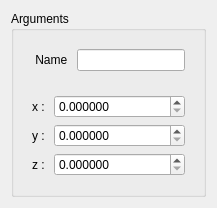
Qt form src/HEXABLOCKGUI/Vertex_QTD.ui (SalomePlatform/hexablock) before a commit.
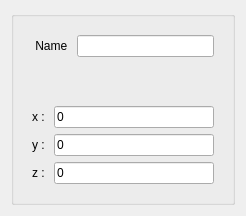
The same form after that commit.

```diff
--- a/src/HEXABLOCKGUI/Vertex_QTD.ui
+++ b/src/HEXABLOCKGUI/Vertex_QTD.ui
@@ -6,8 +6,8 @@
    <rect>
     <x>0</x>
     <y>0</y>
-    <width>210</width>
-    <height>202</height>
+    <width>246</width>
+    <height>216</height>
    </rect>
   </property>
   <property name="sizePolicy">
@@ -35,7 +35,7 @@
    <item>
     <widget class="QGroupBox" name="groupBox">
      <property name="title">
-      <string>Arguments</string>
+      <string/>
      </property>
      <layout class="QVBoxLayout" name="verticalLayout_2">
       <item>
@@ -86,22 +86,6 @@
            </property>
           </widget>
          </item>
-         <item row="0" column="1">
-          <widget class="QDoubleSpinBox" name="x_spb">
-           <property name="sizePolicy">
-            <sizepolicy hsizetype="Minimum" vsizetype="Fixed">
-             <horstretch>0</horstretch>
-             <verstretch>0</verstretch>
-            </sizepolicy>
-           </property>
-           <property name="decimals">
-            <number>6</number>
-           </property>
-           <property name="maximum">
-            <double>1000000000.000000000000000</double>
-           </property>
-          </widget>
-         </item>
          <item row="1" column="0">
           <widget class="QLabel" name="label_2">
            <property name="sizePolicy">
@@ -115,22 +99,6 @@
            </property>
           </widget>
          </item>
-         <item row="1" column="1">
-          <widget class="QDoubleSpinBox" name="y_spb">
-           <property name="sizePolicy">
-            <sizepolicy hsizetype="Minimum" vsizetype="Fixed">
-             <horstretch>0</horstretch>
-             <verstretch>0</verstretch>
-            </sizepolicy>
-           </property>
-           <property name="decimals">
-            <number>6</number>
-           </property>
-           <property name="maximum">
-            <double>1000000000.000000000000000</double>
-           </property>
-          </widget>
-         </item>
          <item row="2" column="0">
           <widget class="QLabel" name="label_3">
            <property name="sizePolicy">
@@ -144,19 +112,24 @@
            </property>
           </widget>
          </item>
+         <item row="0" column="1">
+          <widget class="QLineEdit" name="x_spb">
+           <property name="text">
+            <string>0</string>
+           </property>
+          </widget>
+         </item>
+         <item row="1" column="1">
+          <widget class="QLineEdit" name="y_spb">
+           <property name="text">
+            <string>0</string>
+           </property>
+          </widget>
+         </item>
          <item row="2" column="1">
-          <widget class="QDoubleSpinBox" name="z_spb">
-           <property name="sizePolicy">
-            <sizepolicy hsizetype="Minimum" vsizetype="Fixed">
-             <horstretch>0</horstretch>
-             <verstretch>0</verstretch>
-            </sizepolicy>
-           </property>
-           <property name="decimals">
-            <number>6</number>
-           </property>
-           <property name="maximum">
-            <double>1000000000.000000000000000</double>
+          <widget class="QLineEdit" name="z_spb">
+           <property name="text">
+            <string>0</string>
            </property>
           </widget>
          </item>
```
Left out of the diff: 11 changed lines with no effect on the pictures.
